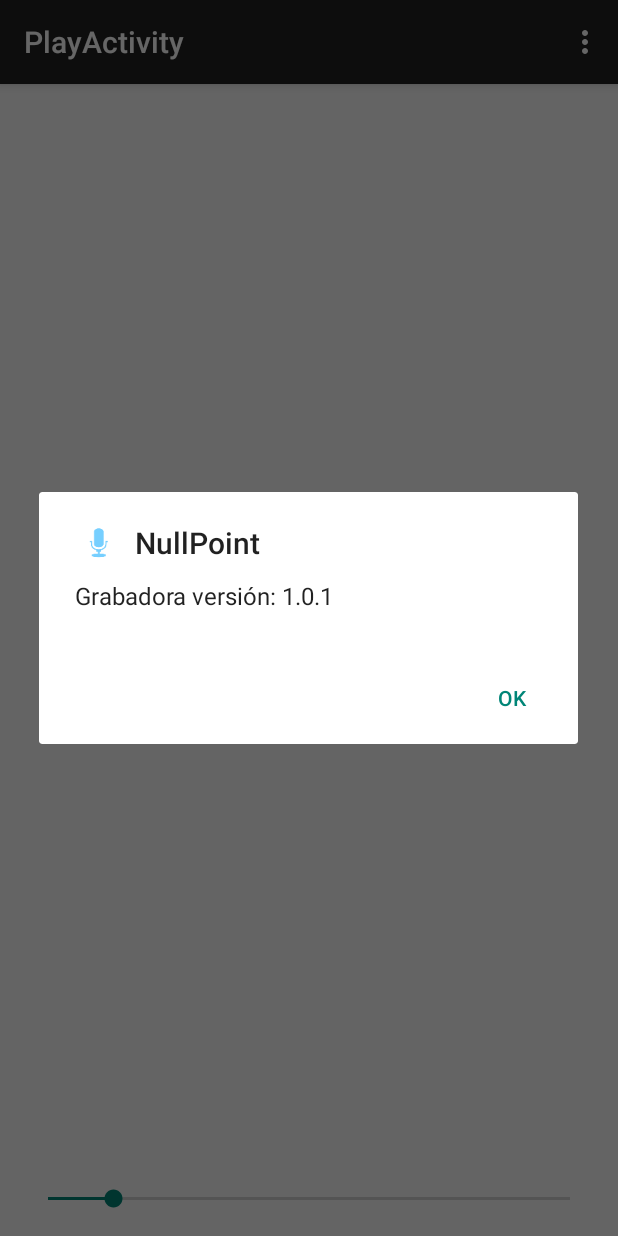
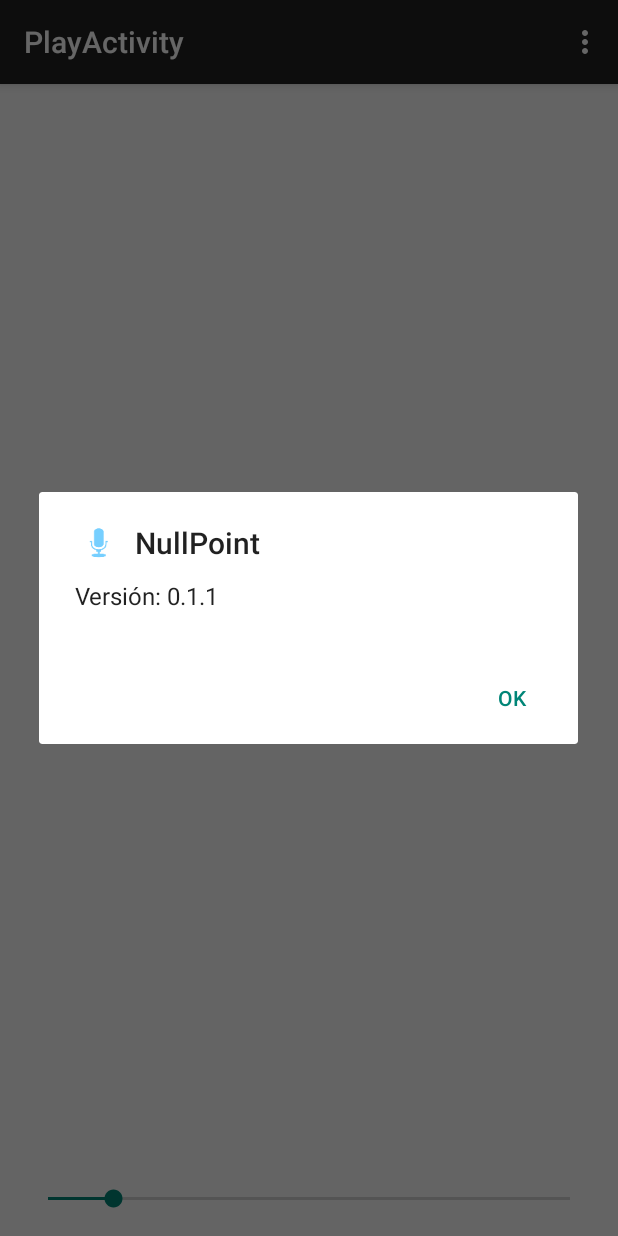
Before and after one commit to sigifredo/Grabadora, an Android app: the PlayActivity screen opened directly, with no data from a screen before it, in the options menu, after a tap on "Acerca de", on a phone screen of 412 x 824 dp. Run offline under Robolectric (Android 15) with nearby library versions, the phone set to English and light mode, and no system bars; 1 statement that could not run was skipped.

Commit message:
New strings were added.

```diff
--- a/app/src/main/java/com/nullpoint/recorder/activity/Activity.java
+++ b/app/src/main/java/com/nullpoint/recorder/activity/Activity.java
@@ -27,9 +27,9 @@ public class Activity extends ActionBarActivity {
 
     public AlertDialog getAbout() {
         AlertDialog.Builder builder = new AlertDialog.Builder(this);
-        builder.setTitle("NullPoint")
+        builder.setTitle(R.string.team_name)
                 .setIcon(R.drawable.ic_launcher)
-                .setMessage("Grabadora versión: 1.0.1")
+                .setMessage(getString(R.string.version) + ": " + getString(R.string.version_number))
                 .setPositiveButton(android.R.string.yes, null);
 
         return builder.create();
--- a/app/src/main/res/values/strings.xml
+++ b/app/src/main/res/values/strings.xml
@@ -2,6 +2,9 @@
 <resources>
 
     <string name="app_name">Grabadora</string>
+    <string name="team_name">NullPoint</string>
+    <string name="version">Versión</string>
+    <string name="version_number">0.1.1</string>
     <string name="title_section1">Grabar</string>
     <string name="title_section2">Grabaciones</string>
     <string name="title_section3">Configuración</string>
```
